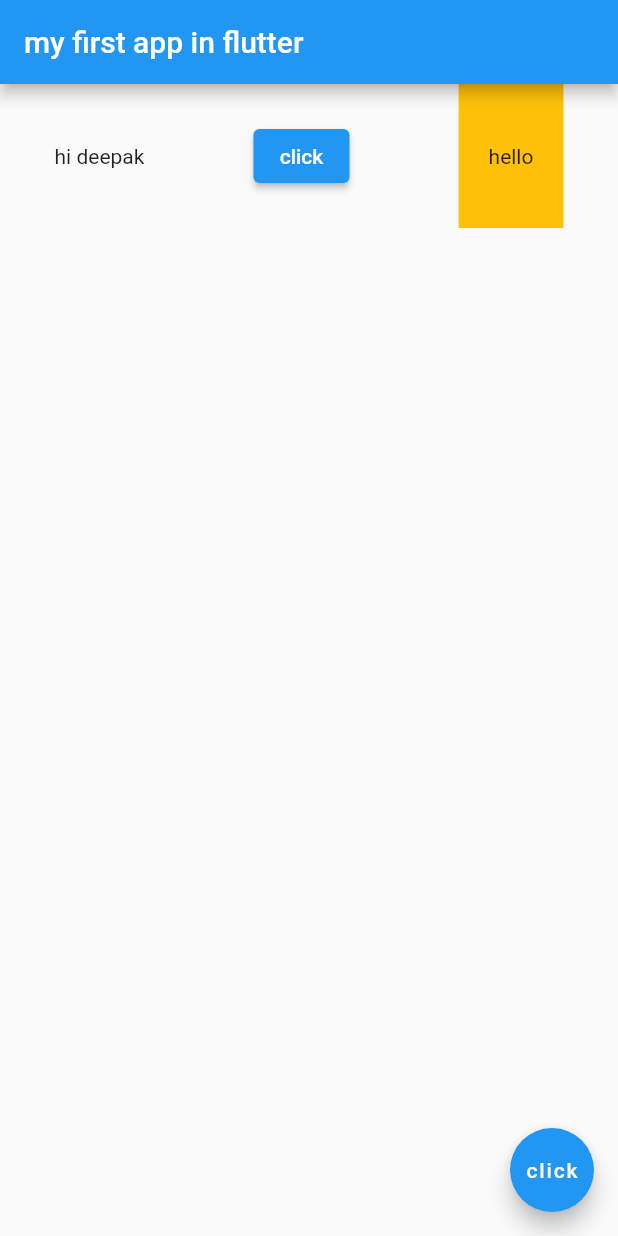
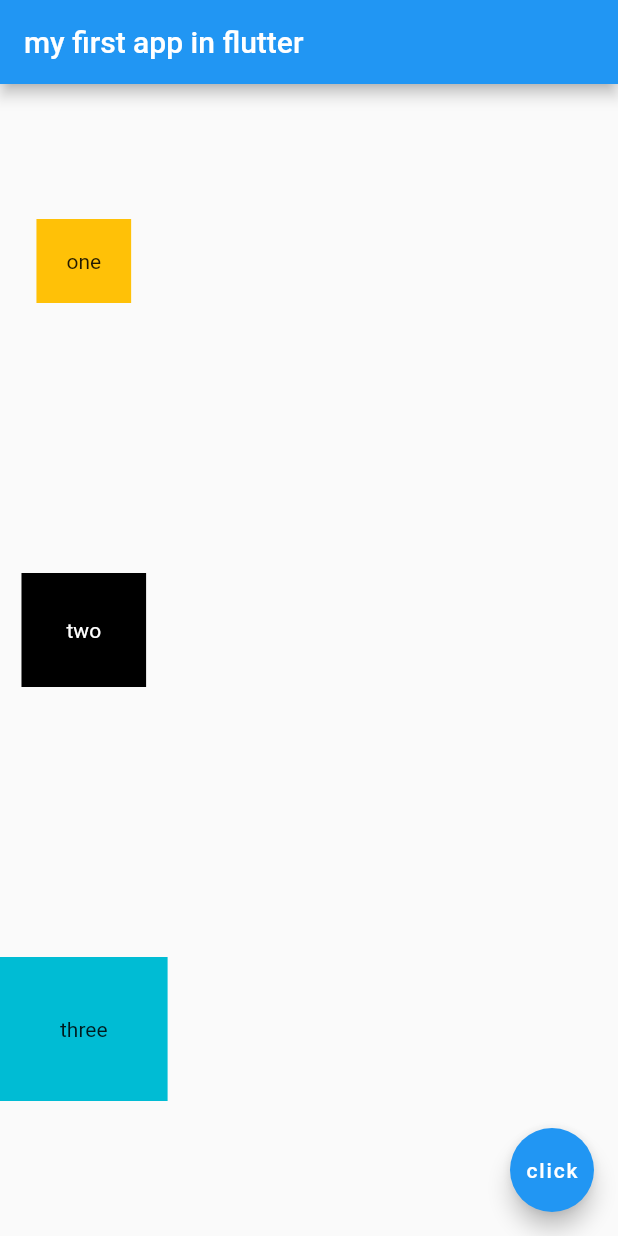
Before and after one commit to 01Deepak/flutter_tut, a Flutter app: the screen it shows after launch, after a tap on "click", on a phone screen of 412 x 824 dp. Run offline on Flutter 3.47's test engine with Material 2 defaults, Android fonts, the phone set to English and light mode, and no system bars.

Commit message:
column widget

```diff
--- a/lib/main.dart
+++ b/lib/main.dart
@@ -17,20 +17,27 @@ class Home extends StatelessWidget {
           'my first app in flutter',
         ),
       ),
-      body: Row(
+      body: Column(
         mainAxisAlignment: MainAxisAlignment.spaceAround,
         children: [
-          Text('hi deepak'),
-          ElevatedButton(
-              onPressed: () {
-                print('clicked');
-              },
-              child: Text('click')),
           Container(
+            child: Text('one'),
             color: Colors.amber,
-            padding: EdgeInsets.fromLTRB(20, 40, 20, 40),
-            child: Text('hello'),
-          )
+            padding: EdgeInsets.all(20),
+          ),
+          Container(
+            child: Text(
+              'two',
+              style: TextStyle(color: Colors.white),
+            ),
+            color: Colors.black,
+            padding: EdgeInsets.all(30),
+          ),
+          Container(
+            child: Text('three'),
+            color: Colors.cyan,
+            padding: EdgeInsets.all(40),
+          ),
         ],
       ),
       floatingActionButton: FloatingActionButton(
```
